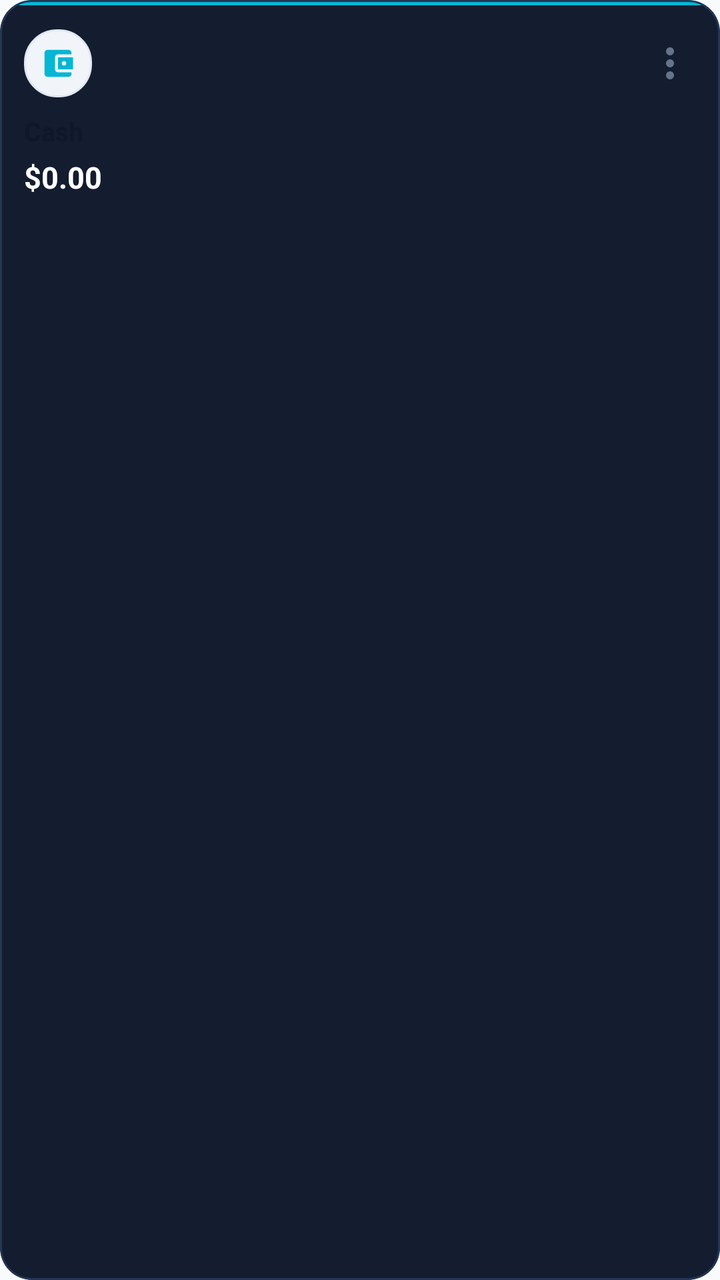
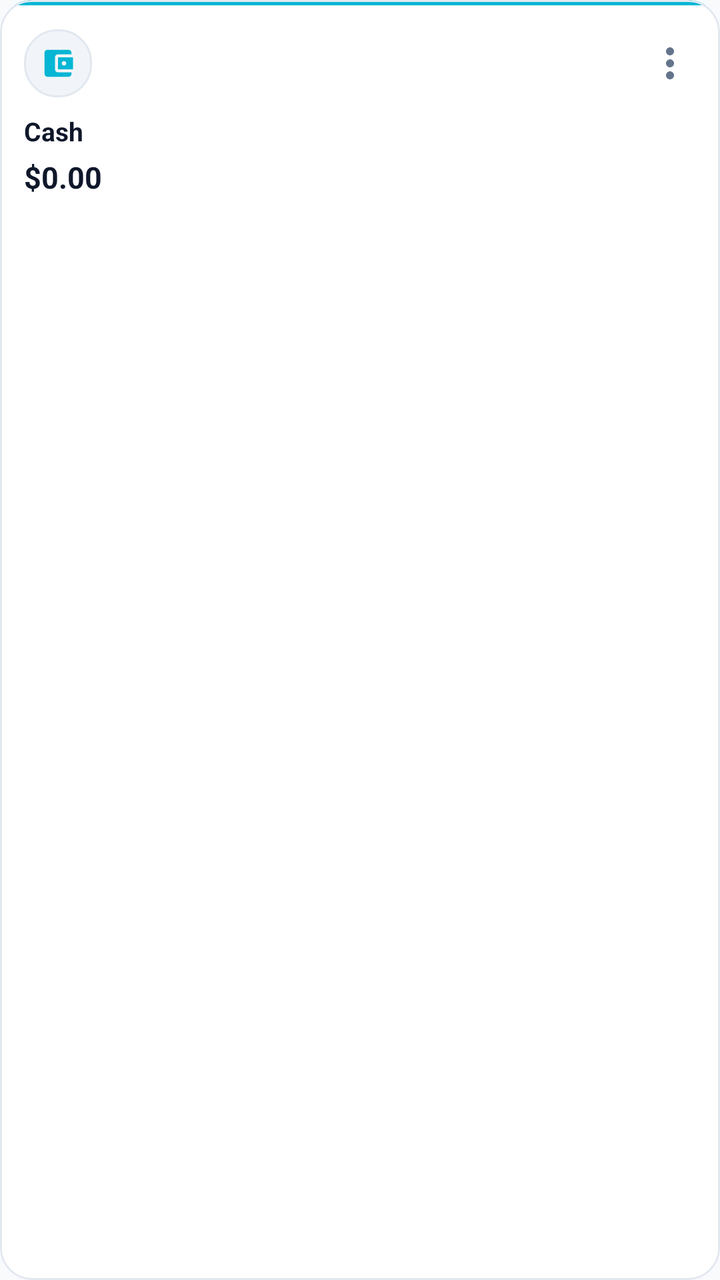

An Android layout rendered at two revisions. The XML below is the earlier revision; the diff shows what the commit changed to produce the second picture.
<!-- AndroidManifest.xml: application theme Theme.LifeSync -->
<!-- res/layout/item_wallet_bucket.xml -->
<?xml version="1.0" encoding="utf-8"?>
<com.google.android.material.card.MaterialCardView xmlns:android="http://schemas.android.com/apk/res/android"
    xmlns:app="http://schemas.android.com/apk/res-auto"
    android:layout_width="match_parent"
    android:layout_height="wrap_content"
    android:layout_margin="4dp"
    android:clickable="true"
    android:focusable="true"
    android:foreground="?attr/selectableItemBackground"
    app:cardBackgroundColor="#131D2F"
    app:cardCornerRadius="16dp"
    app:cardElevation="0dp"
    app:strokeColor="#243654"
    app:strokeWidth="1dp">

    <LinearLayout
        android:layout_width="match_parent"
        android:layout_height="wrap_content"
        android:orientation="vertical">

        
        <View
            android:id="@+id/viewAccentIndicator"
            android:layout_width="match_parent"
            android:layout_height="2.5dp"
            android:background="#06B6D4" />

        <LinearLayout
            android:layout_width="match_parent"
            android:layout_height="wrap_content"
            android:orientation="vertical"
            android:padding="12dp">

            
            <LinearLayout
                android:layout_width="match_parent"
                android:layout_height="wrap_content"
                android:gravity="center_vertical"
                android:orientation="horizontal">

                <FrameLayout
                    android:id="@+id/layoutBucketIconBg"
                    android:layout_width="34dp"
                    android:layout_height="34dp"
                    android:background="@drawable/bg_glass_squircle_action">

                    <ImageView
                        android:id="@+id/ivBucketIcon"
                        android:layout_width="18dp"
                        android:layout_height="18dp"
                        android:layout_gravity="center"
                        android:src="@drawable/ic_wallet"
                        app:tint="#06B6D4" />
                </FrameLayout>

                <View
                    android:layout_width="0dp"
                    android:layout_height="0dp"
                    android:layout_weight="1" />

                <ImageButton
                    android:id="@+id/btnBucketOptions"
                    android:layout_width="26dp"
                    android:layout_height="26dp"
                    android:background="?attr/selectableItemBackgroundBorderless"
                    android:contentDescription="Account Options"
                    android:padding="2dp"
                    android:src="@drawable/ic_more_vert"
                    app:tint="@color/text_muted" />
            </LinearLayout>

            
            <TextView
                android:id="@+id/tvBucketName"
                android:layout_width="match_parent"
                android:layout_height="wrap_content"
                android:layout_marginTop="8dp"
                android:ellipsize="end"
                android:maxLines="1"
                android:text="Cash"
                android:textColor="@color/text_primary"
                android:textSize="13sp"
                android:textStyle="bold" />

            
            <TextView
                android:id="@+id/tvBucketAccounts"
                android:layout_width="0dp"
                android:layout_height="0dp"
                android:visibility="gone" />

            
            <TextView
                android:id="@+id/tvBucketBalance"
                android:layout_width="match_parent"
                android:layout_height="wrap_content"
                android:layout_marginTop="4dp"
                android:ellipsize="end"
                android:maxLines="1"
                android:text="$0.00"
                android:textColor="@color/white"
                android:textSize="15sp"
                android:textStyle="bold" />

        </LinearLayout>

    </LinearLayout>

</com.google.android.material.card.MaterialCardView>
<!-- resources referenced by this layout -->
<resources>
  <color name="text_muted">#64748B</color>
  <color name="text_primary">#0F172A</color>
  <color name="white">#FFFFFF</color>
  <!-- drawable bg_glass_squircle_action (drawable) -->
  <?xml version="1.0" encoding="utf-8"?>
  <ripple xmlns:android="http://schemas.android.com/apk/res/android"
      android:color="#200284C7">
      <item>
          <shape android:shape="rectangle">
              <corners android:radius="16dp" />
              <solid android:color="@color/surface_variant" />
              <stroke
                  android:width="1dp"
                  android:color="@color/card_stroke" />
          </shape>
      </item>
  </ripple>
  <!-- drawable ic_more_vert (drawable) -->
  <vector xmlns:android="http://schemas.android.com/apk/res/android"
      android:width="24dp"
      android:height="24dp"
      android:viewportWidth="24"
      android:viewportHeight="24">
      <path
          android:fillColor="@android:color/white"
          android:pathData="M12,8c1.1,0 2,-0.9 2,-2s-0.9,-2 -2,-2 -2,0.9 -2,2 0.9,2 2,2zM12,10c-1.1,0 -2,0.9 -2,2s0.9,2 2,2 2,-0.9 2,-2 -0.9,-2 -2,-2zM12,16c-1.1,0 -2,0.9 -2,2s0.9,2 2,2 2,-0.9 2,-2 -0.9,-2 -2,-2z" />
  </vector>
  <!-- drawable ic_wallet (drawable) -->
  <vector xmlns:android="http://schemas.android.com/apk/res/android"
      android:width="24dp"
      android:height="24dp"
      android:viewportWidth="24"
      android:viewportHeight="24">
      <path
          android:fillColor="#000000"
          android:pathData="M21,18v1c0,1.1 -0.9,2 -2,2H5c-1.11,0 -2,-0.9 -2,-2V5c0,-1.1 0.89,-2 2,-2h14c1.1,0 2,0.9 2,2v1h-9c-1.11,0 -2,0.9 -2,2v8c0,1.1 0.89,2 2,2h9zm-9,-2h10V8H12v8zm4,-2.5c-0.83,0 -1.5,-0.67 -1.5,-1.5s0.67,-1.5 1.5,-1.5 1.5,0.67 1.5,1.5 -0.67,1.5 -1.5,1.5z"/>
  </vector>
  <color name="surface_variant">#F1F5F9</color>
  <color name="card_stroke">#E2E8F0</color>
  <color name="primary">#0284C7</color>
  <color name="primary_variant">#0369A1</color>
  <color name="on_primary">#FFFFFF</color>
  <color name="secondary">#7C3AED</color>
  <color name="secondary_variant">#6D28D9</color>
  <color name="on_secondary">#FFFFFF</color>
  <color name="surface">#FFFFFF</color>
  <color name="text_secondary">#64748B</color>
  <color name="background">#F8FAFC</color>
  <style name="CardElevationRounded" parent="Widget.MaterialComponents.CardView">
          <item name="cardCornerRadius">22dp</item>
          <item name="cardElevation">2dp</item>
          <item name="strokeWidth">1dp</item>
          <item name="strokeColor">@color/card_stroke</item>
          <item name="cardBackgroundColor">@color/surface_card</item>
      </style>
  <style name="DuoRhythmTextView" parent="android:Widget.TextView">
          <item name="android:lineSpacingExtra">2dp</item>
          <item name="android:fontFamily">sans-serif</item>
          <item name="android:includeFontPadding">true</item>
      </style>
  <style name="DuoRhythmEditText" parent="android:Widget.EditText">
          <item name="android:lineSpacingExtra">2dp</item>
          <item name="android:fontFamily">sans-serif</item>
          <item name="android:includeFontPadding">true</item>
          <item name="android:textColor">@color/text_primary</item>
          <item name="android:textColorHint">@color/text_secondary</item>
      </style>
  <color name="surface_card">#FFFFFF</color>
  <!-- unchanged entries left out for length: 1 -->
</resources>

<!-- the commit's change to res/layout/item_wallet_bucket.xml (unified diff, before → after) -->
@@ -7,10 +7,10 @@
     android:clickable="true"
     android:focusable="true"
     android:foreground="?attr/selectableItemBackground"
-    app:cardBackgroundColor="#131D2F"
+    app:cardBackgroundColor="@color/surface_card"
     app:cardCornerRadius="16dp"
     app:cardElevation="0dp"
-    app:strokeColor="#243654"
+    app:strokeColor="@color/card_stroke"
     app:strokeWidth="1dp">
 
     <LinearLayout
@@ -98,7 +98,7 @@
                 android:ellipsize="end"
                 android:maxLines="1"
                 android:text="$0.00"
-                android:textColor="@color/white"
+                android:textColor="@color/text_primary"
                 android:textSize="15sp"
                 android:textStyle="bold" />
 
<!-- resource entries referenced after the edit -->
@@ -2,7 +2,6 @@
 <resources>
   <color name="text_muted">#64748B</color>
   <color name="text_primary">#0F172A</color>
-  <color name="white">#FFFFFF</color>
   <!-- drawable bg_glass_squircle_action (drawable) -->
   <?xml version="1.0" encoding="utf-8"?>
   <ripple xmlns:android="http://schemas.android.com/apk/res/android"
